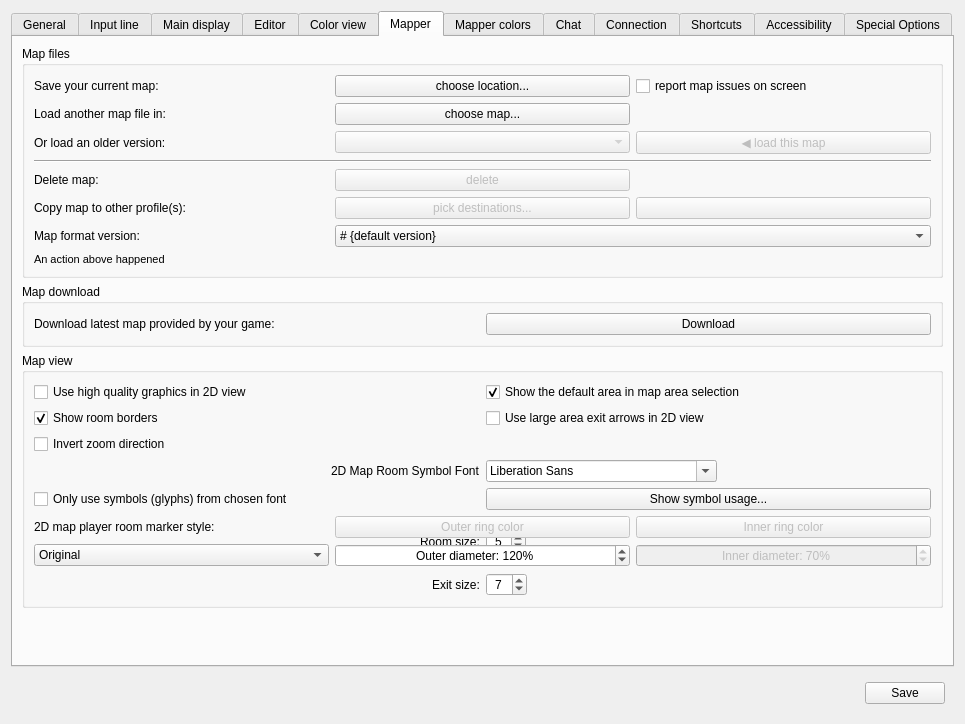
First picture: the form in src/ui/profile_preferences.ui, repository Mudlet/Mudlet, before the edit.
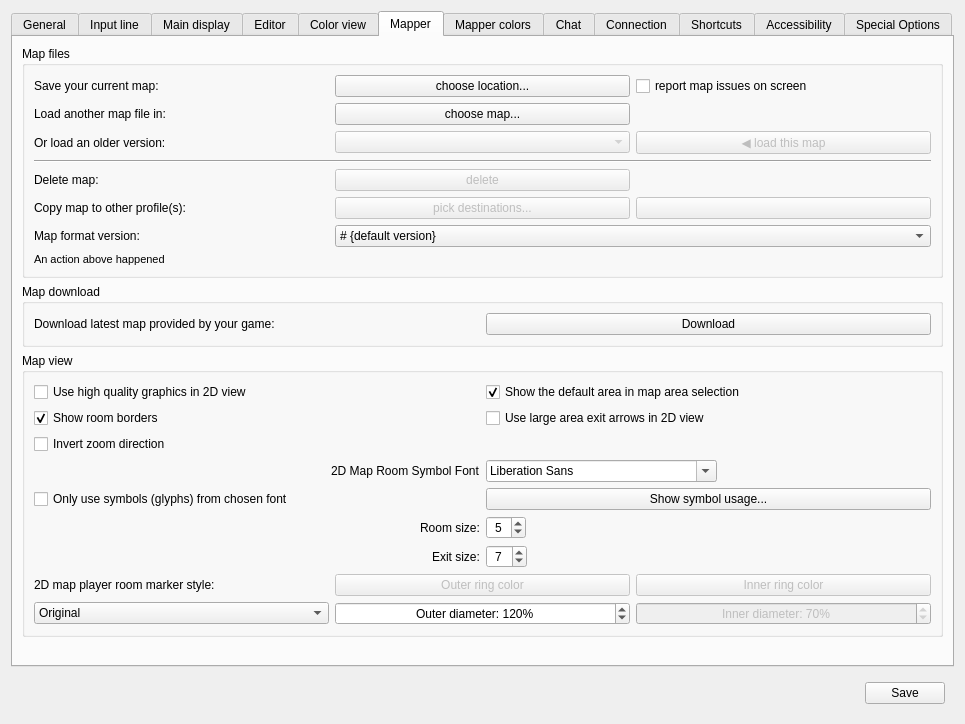
Second picture: the form after the edit. The open tabs and pages were chosen to show the change. Icons and pictures are not drawn. Custom widgets are drawn as their Qt base class.

Commit message: Layout a bit better

Diff of the .ui file:
```diff
--- a/src/ui/profile_preferences.ui
+++ b/src/ui/profile_preferences.ui
@@ -2577,7 +2577,7 @@
             </property>
            </widget>
           </item>
-          <item row="5" column="0" colspan="2">
+          <item row="7" column="0" colspan="2">
            <widget class="QWidget" name="widget_playerRoomStyle" native="true">
             <layout class="QGridLayout" name="gridLayout_widget_playerRoomStyle">
              <property name="leftMargin">
```
